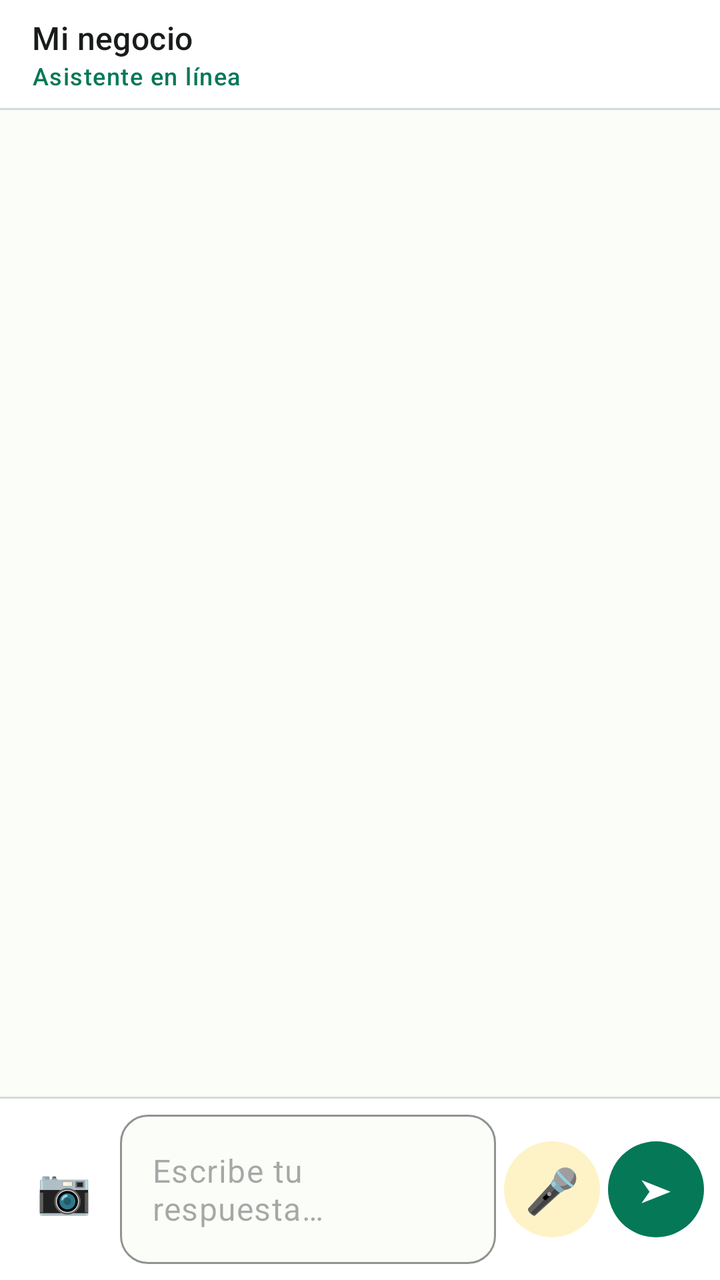
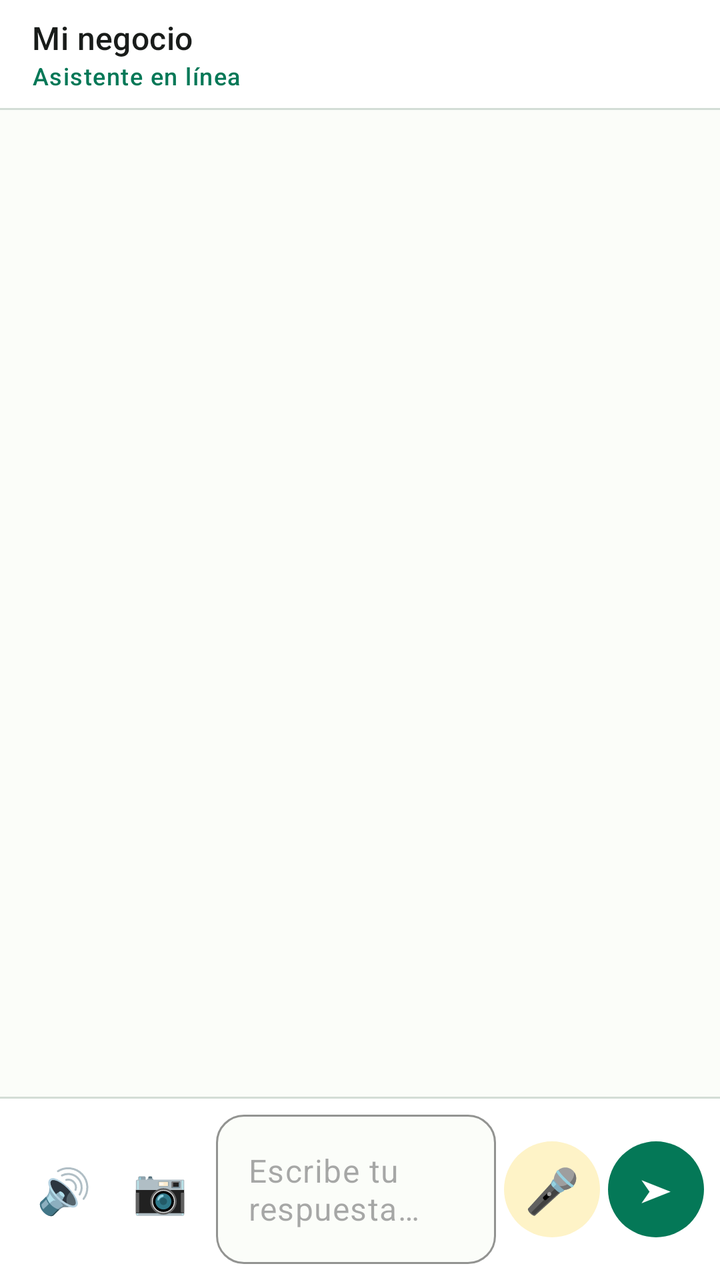

Screens rendered from an Android XML layout before and after an edit, with the pre-edit source and the edit as a unified diff.
<!-- AndroidManifest.xml: application theme Theme.Agente -->
<!-- res/layout/activity_onboarding.xml -->
<?xml version="1.0" encoding="utf-8"?>
<FrameLayout xmlns:android="http://schemas.android.com/apk/res/android"
    xmlns:app="http://schemas.android.com/apk/res-auto"
    android:layout_width="match_parent"
    android:layout_height="match_parent"
    android:background="@color/agento_surface">

    <LinearLayout
        android:layout_width="match_parent"
        android:layout_height="match_parent"
        android:orientation="vertical">

        
        <LinearLayout
            android:layout_width="match_parent"
            android:layout_height="wrap_content"
            android:orientation="vertical"
            android:background="@color/agento_surface_card"
            android:paddingStart="@dimen/space_m"
            android:paddingEnd="@dimen/space_m"
            android:paddingTop="@dimen/space_s"
            android:paddingBottom="@dimen/space_s">

            <TextView
                android:layout_width="wrap_content"
                android:layout_height="wrap_content"
                android:textAppearance="?attr/textAppearanceTitleMedium"
                android:textColor="@color/agento_on_surface"
                android:text="@string/onboarding_title" />

            <TextView
                android:id="@+id/chat_status"
                android:layout_width="wrap_content"
                android:layout_height="wrap_content"
                android:textAppearance="?attr/textAppearanceLabelMedium"
                android:textColor="@color/agento_primary"
                android:text="@string/chat_header_status" />
        </LinearLayout>

        <View
            android:layout_width="match_parent"
            android:layout_height="1dp"
            android:background="@color/agento_outline" />

        <androidx.recyclerview.widget.RecyclerView
            android:id="@+id/chat_recycler"
            android:layout_width="match_parent"
            android:layout_height="0dp"
            android:layout_weight="1"
            android:clipToPadding="false"
            android:paddingStart="@dimen/space_m"
            android:paddingEnd="@dimen/space_m"
            android:paddingTop="@dimen/space_s"
            android:paddingBottom="@dimen/space_s"
            android:scrollbars="vertical" />

        
        <LinearLayout
            android:id="@+id/record_bar"
            android:layout_width="match_parent"
            android:layout_height="wrap_content"
            android:orientation="horizontal"
            android:gravity="center_vertical"
            android:background="@color/agento_error_container"
            android:paddingStart="@dimen/space_m"
            android:paddingEnd="@dimen/space_m"
            android:paddingTop="@dimen/space_s"
            android:paddingBottom="@dimen/space_s"
            android:visibility="gone">

            <TextView
                android:id="@+id/record_dot"
                android:layout_width="wrap_content"
                android:layout_height="wrap_content"
                android:textAppearance="?attr/textAppearanceTitleMedium"
                android:textColor="@color/agento_error"
                android:importantForAccessibility="no"
                android:text="@string/chat_dot" />

            <TextView
                android:id="@+id/record_timer"
                android:layout_width="wrap_content"
                android:layout_height="wrap_content"
                android:layout_marginStart="@dimen/space_s"
                android:textAppearance="?attr/textAppearanceTitleMedium"
                android:textColor="@color/agento_on_surface" />

            <TextView
                android:layout_width="0dp"
                android:layout_weight="1"
                android:layout_height="wrap_content"
                android:layout_marginStart="@dimen/space_m"
                android:textAppearance="?attr/textAppearanceLabelMedium"
                android:textColor="@color/agento_on_surface_muted"
                android:text="@string/chat_recording_hint" />
        </LinearLayout>

        <View
            android:layout_width="match_parent"
            android:layout_height="1dp"
            android:background="@color/agento_outline" />

        
        <LinearLayout
            android:layout_width="match_parent"
            android:layout_height="wrap_content"
            android:orientation="horizontal"
            android:gravity="center_vertical"
            android:background="@color/agento_surface_card"
            android:paddingStart="@dimen/space_s"
            android:paddingEnd="@dimen/space_s"
            android:paddingTop="@dimen/space_s"
            android:paddingBottom="@dimen/space_s">

            <com.google.android.material.button.MaterialButton
                android:id="@+id/chat_replay"
                style="@style/Widget.Material3.Button.TextButton"
                android:layout_width="@dimen/touch_min"
                android:layout_height="@dimen/touch_min"
                android:minWidth="0dp"
                android:minHeight="0dp"
                android:insetTop="0dp"
                android:insetBottom="0dp"
                android:padding="0dp"
                app:cornerRadius="@dimen/space_l"
                android:textAppearance="?attr/textAppearanceTitleMedium"
                android:contentDescription="@string/chat_a11y_replay"
                android:visibility="gone"
                android:text="@string/voice_replay" />

            
            <com.google.android.material.button.MaterialButton
                android:id="@+id/chat_camera"
                style="@style/Widget.Material3.Button.TextButton"
                android:layout_width="@dimen/touch_min"
                android:layout_height="@dimen/touch_min"
                android:minWidth="0dp"
                android:minHeight="0dp"
                android:insetTop="0dp"
                android:insetBottom="0dp"
                android:padding="0dp"
                app:cornerRadius="@dimen/space_l"
                android:textAppearance="?attr/textAppearanceTitleLarge"
                android:contentDescription="@string/chat_a11y_camera"
                android:text="@string/catalog_photo_button" />

            <com.google.android.material.textfield.TextInputLayout
                android:id="@+id/chat_input_layout"
                style="@style/Widget.Material3.TextInputLayout.OutlinedBox"
                android:layout_width="0dp"
                android:layout_weight="1"
                android:layout_height="wrap_content"
                android:layout_marginStart="@dimen/space_xs"
                android:layout_marginEnd="@dimen/space_xs"
                app:hintEnabled="false"
                app:boxBackgroundColor="@color/agento_surface"
                app:boxStrokeColor="@color/agento_primary"
                app:boxCornerRadiusTopStart="@dimen/corner_control"
                app:boxCornerRadiusTopEnd="@dimen/corner_control"
                app:boxCornerRadiusBottomStart="@dimen/corner_control"
                app:boxCornerRadiusBottomEnd="@dimen/corner_control">

                <com.google.android.material.textfield.TextInputEditText
                    android:id="@+id/chat_input"
                    android:layout_width="match_parent"
                    android:layout_height="wrap_content"
                    android:hint="@string/onboarding_input_hint"
                    android:textAppearance="?attr/textAppearanceBodyLarge"
                    android:inputType="textCapSentences|textMultiLine"
                    android:maxLines="4" />
            </com.google.android.material.textfield.TextInputLayout>

            <com.google.android.material.button.MaterialButton
                android:id="@+id/chat_mic"
                style="@style/Widget.Material3.Button.TonalButton"
                android:layout_width="@dimen/touch_min"
                android:layout_height="@dimen/touch_min"
                android:minWidth="0dp"
                android:minHeight="0dp"
                android:insetTop="0dp"
                android:insetBottom="0dp"
                android:padding="0dp"
                app:cornerRadius="@dimen/space_l"
                android:textAppearance="?attr/textAppearanceTitleLarge"
                android:contentDescription="@string/chat_a11y_mic"
                android:text="@string/chat_mic_glyph" />

            <com.google.android.material.button.MaterialButton
                android:id="@+id/chat_send"
                android:layout_width="@dimen/touch_min"
                android:layout_height="@dimen/touch_min"
                android:layout_marginStart="@dimen/space_xs"
                android:minWidth="0dp"
                android:minHeight="0dp"
                android:insetTop="0dp"
                android:insetBottom="0dp"
                android:padding="0dp"
                app:cornerRadius="@dimen/space_l"
                app:backgroundTint="@color/agento_primary"
                android:textColor="@color/agento_on_primary"
                android:textAppearance="?attr/textAppearanceTitleMedium"
                android:contentDescription="@string/chat_a11y_send"
                android:text="@string/chat_send_glyph" />
        </LinearLayout>
    </LinearLayout>

    
    <LinearLayout
        android:id="@+id/done_sheet"
        android:layout_width="match_parent"
        android:layout_height="wrap_content"
        android:layout_gravity="bottom"
        android:orientation="vertical"
        android:gravity="center_horizontal"
        android:background="@drawable/bg_done_sheet"
        android:paddingTop="@dimen/space_l"
        android:paddingBottom="@dimen/space_xl"
        android:paddingStart="@dimen/space_l"
        android:paddingEnd="@dimen/space_l"
        android:elevation="12dp"
        android:visibility="gone"
        android:clickable="true"
        android:focusable="true">

        <TextView
            android:layout_width="wrap_content"
            android:layout_height="wrap_content"
            android:text="@string/done_title"
            android:textColor="@color/agento_on_primary"
            android:textAppearance="?attr/textAppearanceHeadlineSmall"
            android:textStyle="bold" />

        <TextView
            android:id="@+id/done_arrow"
            android:layout_width="wrap_content"
            android:layout_height="wrap_content"
            android:layout_marginTop="@dimen/space_s"
            android:text="@string/done_arrow"
            android:textColor="@color/agento_on_primary"
            android:textAppearance="?attr/textAppearanceDisplaySmall"
            android:includeFontPadding="false" />

        <TextView
            android:layout_width="wrap_content"
            android:layout_height="wrap_content"
            android:layout_marginTop="@dimen/space_xs"
            android:text="@string/done_cta"
            android:textColor="@color/agento_on_primary"
            android:textAppearance="?attr/textAppearanceTitleMedium" />
    </LinearLayout>
</FrameLayout>
<!-- resources referenced by this layout -->
<resources>
  <color name="agento_error">#B3261E</color>
  <color name="agento_error_container">#FDE7E9</color>
  <color name="agento_on_primary">#FFFFFF</color>
  <color name="agento_on_surface">#191C1A</color>
  <color name="agento_on_surface_muted">#5C6660</color>
  <color name="agento_outline">#D3DDD6</color>
  <color name="agento_primary">#047857</color>
  <color name="agento_surface">#FBFDF9</color>
  <color name="agento_surface_card">#FFFFFF</color>
  <dimen name="corner_control">14dp</dimen>
  <dimen name="space_l">24dp</dimen>
  <dimen name="space_m">16dp</dimen>
  <dimen name="space_s">8dp</dimen>
  <dimen name="space_xl">32dp</dimen>
  <dimen name="space_xs">4dp</dimen>
  <dimen name="touch_min">48dp</dimen>
  <!-- drawable bg_done_sheet (drawable) -->
  <?xml version="1.0" encoding="utf-8"?>
  <shape xmlns:android="http://schemas.android.com/apk/res/android"
      android:shape="rectangle">
      <solid android:color="#1B5E20" />
      <corners
          android:topLeftRadius="28dp"
          android:topRightRadius="28dp" />
  </shape>
  <string name="catalog_photo_button" translatable="false">📷</string>
  <string name="chat_a11y_camera">Enviar foto del catálogo</string>
  <string name="chat_a11y_mic">Grabar nota de voz</string>
  <string name="chat_a11y_replay">Volver a escuchar la respuesta</string>
  <string name="chat_a11y_send">Enviar mensaje</string>
  <string name="chat_dot" translatable="false">●</string>
  <string name="chat_header_status">Asistente en línea</string>
  <string name="chat_mic_glyph" translatable="false">🎤</string>
  <string name="chat_recording_hint">Grabando — toca ⏹ para enviar</string>
  <string name="chat_send_glyph" translatable="false">➤</string>
  <string name="done_arrow">⬇️</string>
  <string name="done_cta">Vamos a tu calendario</string>
  <string name="done_title">¡Todo listo! 🎉</string>
  <string name="onboarding_input_hint">Escribe tu respuesta…</string>
  <string name="onboarding_title">Mi negocio</string>
  <string name="voice_replay">🔊</string>
  <style name="Theme.Agente" parent="Theme.Material3.Light.NoActionBar">
          <item name="colorPrimary">@color/agento_primary</item>
          <item name="colorOnPrimary">@color/agento_on_primary</item>
          <item name="colorPrimaryContainer">@color/agento_primary_container</item>
          <item name="colorOnPrimaryContainer">@color/agento_on_primary_container</item>
          <item name="colorSecondary">@color/agento_secondary</item>
          <item name="colorSecondaryContainer">@color/agento_secondary_container</item>
          <item name="colorOnSecondaryContainer">@color/agento_on_secondary_container</item>
          <item name="colorError">@color/agento_error</item>
          <item name="colorErrorContainer">@color/agento_error_container</item>
          <item name="android:colorBackground">@color/agento_surface</item>
          <item name="colorSurface">@color/agento_surface_card</item>
          <item name="colorSurfaceVariant">@color/agento_surface_variant</item>
          <item name="colorOnSurface">@color/agento_on_surface</item>
          <item name="colorOnSurfaceVariant">@color/agento_on_surface_muted</item>
          <item name="colorOutline">@color/agento_outline</item>
          <item name="android:statusBarColor">@color/agento_surface</item>
          <item name="android:windowLightStatusBar">true</item>
      </style>
  <color name="agento_primary_container">#D1FAE5</color>
  <color name="agento_on_primary_container">#064E3B</color>
  <color name="agento_secondary">#B45309</color>
  <color name="agento_secondary_container">#FEF3C7</color>
  <color name="agento_on_secondary_container">#78350F</color>
  <color name="agento_surface_variant">#E8F0EA</color>
</resources>

<!-- the commit's change to res/layout/activity_onboarding.xml (unified diff, before → after) -->
@@ -95,6 +95,43 @@
                 android:text="@string/chat_recording_hint" />
         </LinearLayout>
 
+        
+        <LinearLayout
+            android:id="@+id/voice_strip"
+            android:layout_width="match_parent"
+            android:layout_height="wrap_content"
+            android:minHeight="@dimen/touch_min"
+            android:orientation="horizontal"
+            android:gravity="center_vertical"
+            android:background="@color/agento_surface_card"
+            android:paddingStart="@dimen/space_m"
+            android:paddingEnd="@dimen/space_m"
+            android:paddingTop="@dimen/space_xs"
+            android:paddingBottom="@dimen/space_xs"
+            android:visibility="gone"
+            android:clickable="true"
+            android:focusable="true"
+            android:contentDescription="@string/chat_a11y_voice_status">
+
+            <TextView
+                android:id="@+id/voice_dot"
+                android:layout_width="wrap_content"
+                android:layout_height="wrap_content"
+                android:textAppearance="?attr/textAppearanceTitleMedium"
+                android:textColor="@color/agento_primary"
+                android:importantForAccessibility="no"
+                android:text="@string/chat_dot" />
+
+            <TextView
+                android:id="@+id/voice_label"
+                android:layout_width="wrap_content"
+                android:layout_height="wrap_content"
+                android:layout_marginStart="@dimen/space_s"
+                android:textAppearance="?attr/textAppearanceLabelMedium"
+                android:textColor="@color/agento_primary"
+                android:text="@string/voice_status_listening" />
+        </LinearLayout>
+
         <View
             android:layout_width="match_parent"
             android:layout_height="1dp"
@@ -111,6 +148,22 @@
             android:paddingEnd="@dimen/space_s"
             android:paddingTop="@dimen/space_s"
             android:paddingBottom="@dimen/space_s">
+
+            
+            <com.google.android.material.button.MaterialButton
+                android:id="@+id/chat_voice_toggle"
+                style="@style/Widget.Material3.Button.TextButton"
+                android:layout_width="@dimen/touch_min"
+                android:layout_height="@dimen/touch_min"
+                android:minWidth="0dp"
+                android:minHeight="0dp"
+                android:insetTop="0dp"
+                android:insetBottom="0dp"
+                android:padding="0dp"
+                app:cornerRadius="@dimen/space_l"
+                android:textAppearance="?attr/textAppearanceTitleLarge"
+                android:contentDescription="@string/chat_a11y_voice_mute"
+                android:text="@string/chat_voice_on_glyph" />
 
             <com.google.android.material.button.MaterialButton
                 android:id="@+id/chat_replay"
<!-- resource entries referenced after the edit -->
@@ -30,17 +30,21 @@
   <string name="chat_a11y_mic">Grabar nota de voz</string>
   <string name="chat_a11y_replay">Volver a escuchar la respuesta</string>
   <string name="chat_a11y_send">Enviar mensaje</string>
+  <string name="chat_a11y_voice_mute">Silenciar el modo voz</string>
+  <string name="chat_a11y_voice_status">Estado del modo voz</string>
   <string name="chat_dot" translatable="false">●</string>
   <string name="chat_header_status">Asistente en línea</string>
   <string name="chat_mic_glyph" translatable="false">🎤</string>
   <string name="chat_recording_hint">Grabando — toca ⏹ para enviar</string>
   <string name="chat_send_glyph" translatable="false">➤</string>
+  <string name="chat_voice_on_glyph" translatable="false">🔊</string>
   <string name="done_arrow">⬇️</string>
   <string name="done_cta">Vamos a tu calendario</string>
   <string name="done_title">¡Todo listo! 🎉</string>
   <string name="onboarding_input_hint">Escribe tu respuesta…</string>
   <string name="onboarding_title">Mi negocio</string>
   <string name="voice_replay">🔊</string>
+  <string name="voice_status_listening">🎙 Escuchando…</string>
   <style name="Theme.Agente" parent="Theme.Material3.Light.NoActionBar">
           <item name="colorPrimary">@color/agento_primary</item>
           <item name="colorOnPrimary">@color/agento_on_primary</item>
